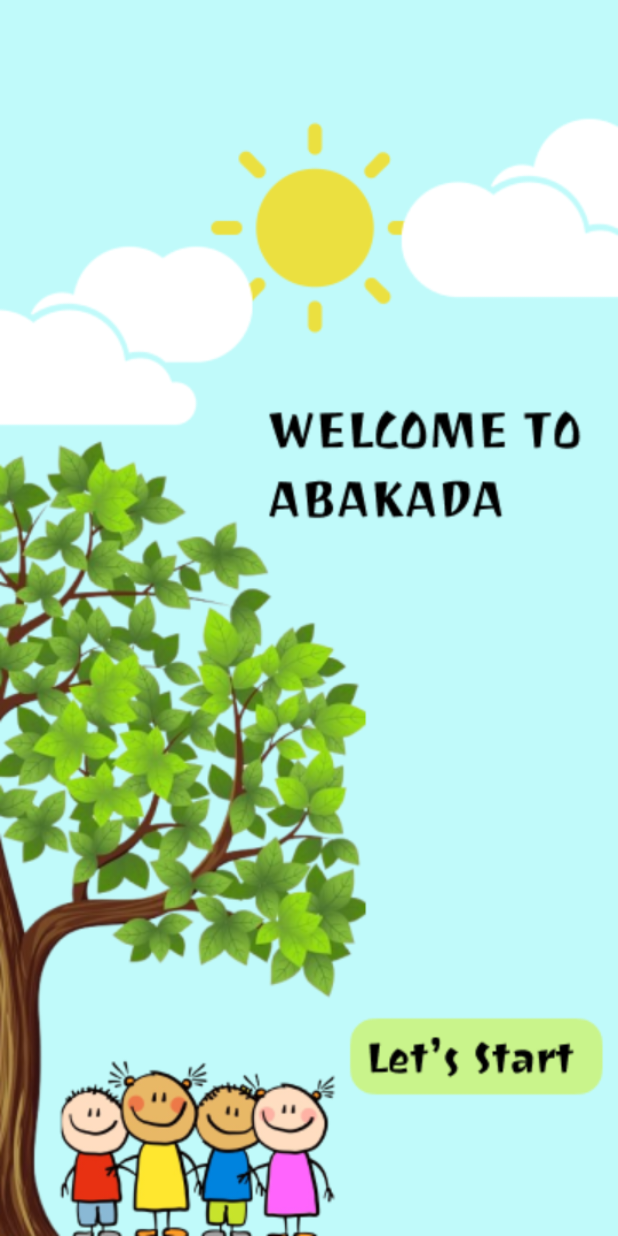
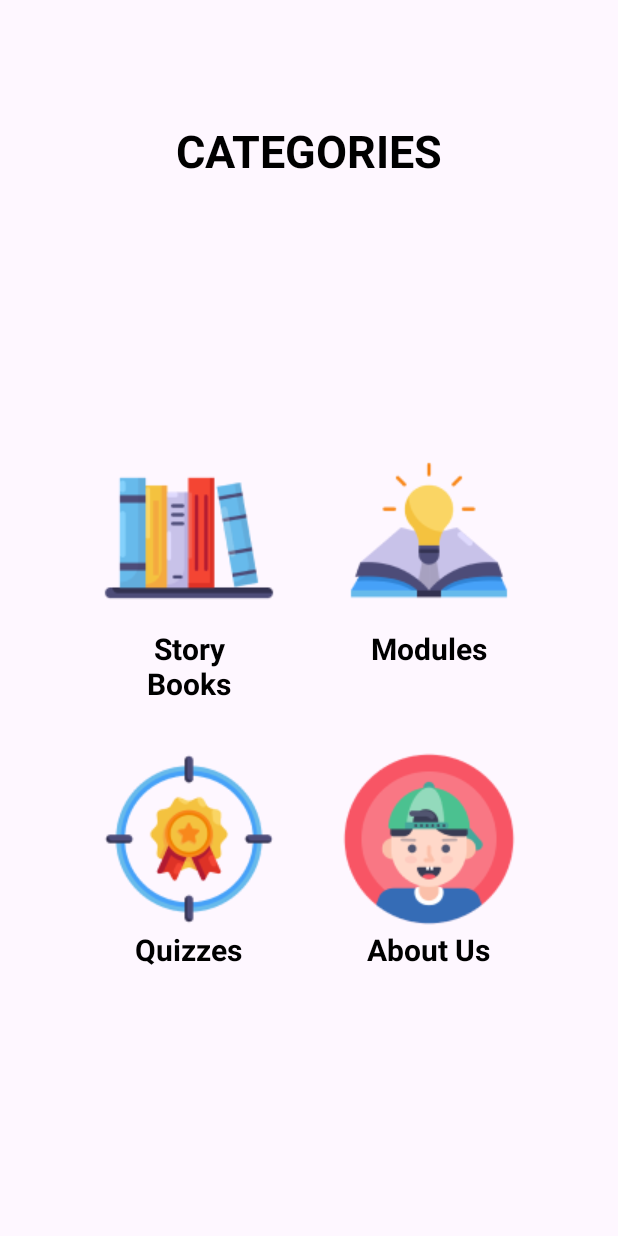
Before and after one commit to RAIN-20/ABAKADA, an Android app: the screen it shows after launch (MainActivity before the commit, HomeScreen after it), on a phone screen of 412 x 824 dp. Run offline under Robolectric (Android 15) with nearby library versions, the phone set to English and light mode, and no system bars.

Commit message:
working splash screen

```diff
--- a/app/src/main/AndroidManifest.xml
+++ b/app/src/main/AndroidManifest.xml
@@ -13,6 +13,10 @@
         android:theme="@style/Theme.ABAKADA"
         tools:targetApi="31">
         <activity
+            android:name=".HomeScreen"
+            android:label="Home"
+            android:exported="false" />
+        <activity
             android:name=".MainActivity"
             android:exported="true">
             <intent-filter>
--- /dev/null
+++ b/app/src/main/java/com/example/abakada/HomeScreen.kt
@@ -0,0 +1,20 @@
+package com.example.abakada
+
+import android.os.Bundle
+import androidx.activity.enableEdgeToEdge
+import androidx.appcompat.app.AppCompatActivity
+import androidx.core.view.ViewCompat
+import androidx.core.view.WindowInsetsCompat
+
+class HomeScreen : AppCompatActivity() {
+    override fun onCreate(savedInstanceState: Bundle?) {
+        super.onCreate(savedInstanceState)
+        enableEdgeToEdge()
+        setContentView(R.layout.activity_home_screen)
+        ViewCompat.setOnApplyWindowInsetsListener(findViewById(R.id.main)) { v, insets ->
+            val systemBars = insets.getInsets(WindowInsetsCompat.Type.systemBars())
+            v.setPadding(systemBars.left, systemBars.top, systemBars.right, systemBars.bottom)
+            insets
+        }
+    }
+}
--- a/app/src/main/java/com/example/abakada/MainActivity.kt
+++ b/app/src/main/java/com/example/abakada/MainActivity.kt
@@ -1,11 +1,20 @@
 package com.example.abakada
 
+import android.content.Intent
 import androidx.appcompat.app.AppCompatActivity
 import android.os.Bundle
+import android.os.Handler
 
 class MainActivity : AppCompatActivity() {
     override fun onCreate(savedInstanceState: Bundle?) {
         super.onCreate(savedInstanceState)
         setContentView(R.layout.activity_main)
+
+        supportActionBar?.hide()
+
+        Handler().postDelayed({
+            val intent = Intent(this@MainActivity, HomeScreen::class.java)
+            startActivity(intent)
+        }, 3000)
     }
 }
--- /dev/null
+++ b/app/src/main/res/layout/activity_home_screen.xml
@@ -0,0 +1,152 @@
+<?xml version="1.0" encoding="utf-8"?>
+<androidx.constraintlayout.widget.ConstraintLayout xmlns:android="http://schemas.android.com/apk/res/android"
+    xmlns:app="http://schemas.android.com/apk/res-auto"
+    xmlns:tools="http://schemas.android.com/tools"
+    android:id="@+id/main"
+    android:layout_width="match_parent"
+    android:layout_height="match_parent"
+    android:backgroundTint="#FFFDC4"
+    tools:context=".HomeScreen">
+
+    <TextView
+        android:id="@+id/categories"
+        android:layout_width="wrap_content"
+        android:layout_height="wrap_content"
+        android:layout_marginTop="80dp"
+        android:text="CATEGORIES"
+        android:textColor="@color/black"
+        android:textSize="30sp"
+        android:textStyle="bold"
+        app:layout_constraintEnd_toEndOf="parent"
+        app:layout_constraintStart_toStartOf="parent"
+        app:layout_constraintTop_toTopOf="parent" />
+
+    <LinearLayout
+        android:layout_width="wrap_content"
+        android:layout_height="wrap_content"
+        android:orientation="vertical"
+        app:layout_constraintBottom_toBottomOf="parent"
+        app:layout_constraintEnd_toEndOf="parent"
+        app:layout_constraintStart_toStartOf="parent"
+        app:layout_constraintTop_toBottomOf="@id/categories">
+
+        <LinearLayout
+            android:layout_width="wrap_content"
+            android:layout_height="wrap_content"
+            android:orientation="horizontal">
+
+            <LinearLayout
+                android:layout_width="wrap_content"
+                android:layout_height="wrap_content"
+                android:orientation="vertical">
+
+                <ImageView
+                    android:layout_width="wrap_content"
+                    android:layout_height="wrap_content"
+
+                    android:src="@drawable/booksshelf" />
+
+                <TextView
+                    android:layout_width="wrap_content"
+                    android:layout_height="wrap_content"
+                    android:layout_gravity="center"
+                    android:text="Story\nBooks"
+                    android:textAlignment="center"
+                    android:textColor="@color/black"
+                    android:textSize="20dp"
+                    android:textStyle="bold" />
+
+            </LinearLayout>
+
+            <LinearLayout
+                android:layout_width="wrap_content"
+                android:layout_height="wrap_content"
+                android:layout_margin="20dp"
+                android:orientation="vertical" />
+
+
+            <LinearLayout
+                android:layout_width="wrap_content"
+                android:layout_height="wrap_content"
+                android:orientation="vertical">
+
+                <ImageView
+                    android:layout_width="wrap_content"
+                    android:layout_height="wrap_content"
+                    android:src="@drawable/bookbulb" />
+
+                <TextView
+                    android:layout_width="wrap_content"
+                    android:layout_height="wrap_content"
+                    android:layout_gravity="center"
+                    android:text="Modules"
+                    android:textColor="@color/black"
+                    android:textSize="20dp"
+                    android:textStyle="bold" />
+
+            </LinearLayout>
+
+
+        </LinearLayout>
+
+        <LinearLayout
+            android:layout_width="wrap_content"
+            android:layout_height="wrap_content"
+            android:layout_marginTop="30dp"
+            android:orientation="horizontal">
+
+            <LinearLayout
+                android:layout_width="wrap_content"
+                android:layout_height="wrap_content"
+                android:orientation="vertical">
+
+                <ImageView
+                    android:layout_width="wrap_content"
+                    android:layout_height="wrap_content"
+                    android:src="@drawable/ribbontarget" />
+
+                <TextView
+                    android:layout_width="wrap_content"
+                    android:layout_height="wrap_content"
+                    android:layout_gravity="center"
+                    android:text="Quizzes"
+                    android:textColor="@color/black"
+                    android:textSize="20dp"
+                    android:textStyle="bold" />
+
+            </LinearLayout>
+
+            <LinearLayout
+                android:layout_width="wrap_content"
+                android:layout_height="wrap_content"
+                android:layout_margin="20dp"
+                android:orientation="vertical" />
+
+            <LinearLayout
+                android:layout_width="wrap_content"
+                android:layout_height="wrap_content"
+                android:orientation="vertical">
+
+                <ImageView
+                    android:layout_width="wrap_content"
+                    android:layout_height="wrap_content"
+                    android:src="@drawable/boy" />
+
+                <TextView
+                    android:layout_width="wrap_content"
+                    android:layout_height="wrap_content"
+                    android:layout_gravity="center"
+                    android:text="About Us"
+                    android:textColor="@color/black"
+                    android:textSize="20dp"
+                    android:textStyle="bold" />
+
+            </LinearLayout>
+
+
+        </LinearLayout>
+
+
+    </LinearLayout>
+
+</androidx.constraintlayout.widget.ConstraintLayout>
```
Also changed, not shown: app/src/main/res/drawable/bookbulb.png (added), app/src/main/res/drawable/booksshelf.png (added), app/src/main/res/drawable/boy.png (added), app/src/main/res/drawable/ribbontarget.png (added), app/src/main/res/drawable/splashscreen.png (added).
